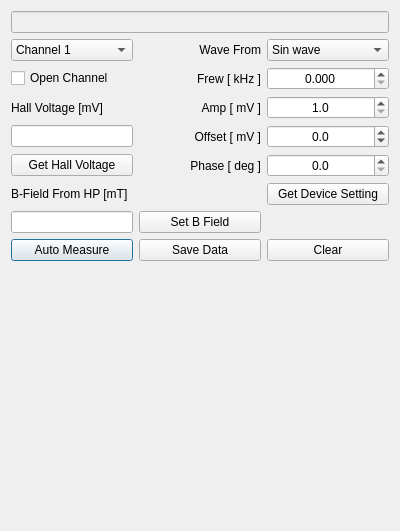
First picture: the form in wfg_dialog.ui, repository TripletESR/DAQ_GUI, before the edit.
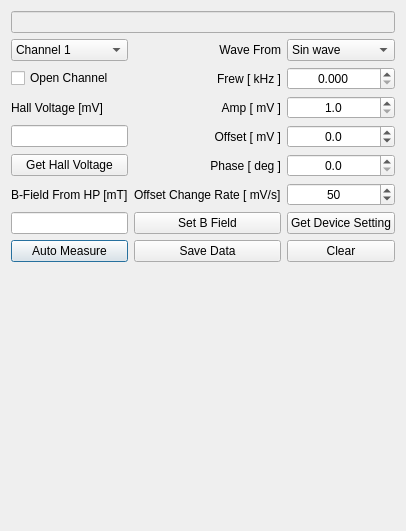
Second picture: the form after the edit. Custom widgets are drawn as their Qt base class.

Commit message: add custom DC offset Rate

Patch:
```diff
--- a/wfg_dialog.ui
+++ b/wfg_dialog.ui
@@ -216,13 +216,6 @@
        </property>
       </widget>
      </item>
-     <item row="5" column="2">
-      <widget class="QPushButton" name="pushButton_GetDeviceSetting">
-       <property name="text">
-        <string>Get Device Setting</string>
-       </property>
-      </widget>
-     </item>
      <item row="2" column="0">
       <widget class="QLabel" name="label_6">
        <property name="text">
@@ -257,6 +250,39 @@
        </property>
       </widget>
      </item>
+     <item row="6" column="2">
+      <widget class="QPushButton" name="pushButton_GetDeviceSetting">
+       <property name="text">
+        <string>Get Device Setting</string>
+       </property>
+      </widget>
+     </item>
+     <item row="5" column="2">
+      <widget class="QSpinBox" name="spinBox_OffsetRate">
+       <property name="alignment">
+        <set>Qt::AlignCenter</set>
+       </property>
+       <property name="minimum">
+        <number>1</number>
+       </property>
+       <property name="maximum">
+        <number>1000</number>
+       </property>
+       <property name="singleStep">
+        <number>10</number>
+       </property>
+       <property name="value">
+        <number>50</number>
+       </property>
+      </widget>
+     </item>
+     <item row="5" column="1">
+      <widget class="QLabel" name="label_8">
+       <property name="text">
+        <string>Offset Change Rate [ mV/s]</string>
+       </property>
+      </widget>
+     </item>
     </layout>
    </item>
    <item row="3" column="0">
```
The commit also changes 7 other files.
